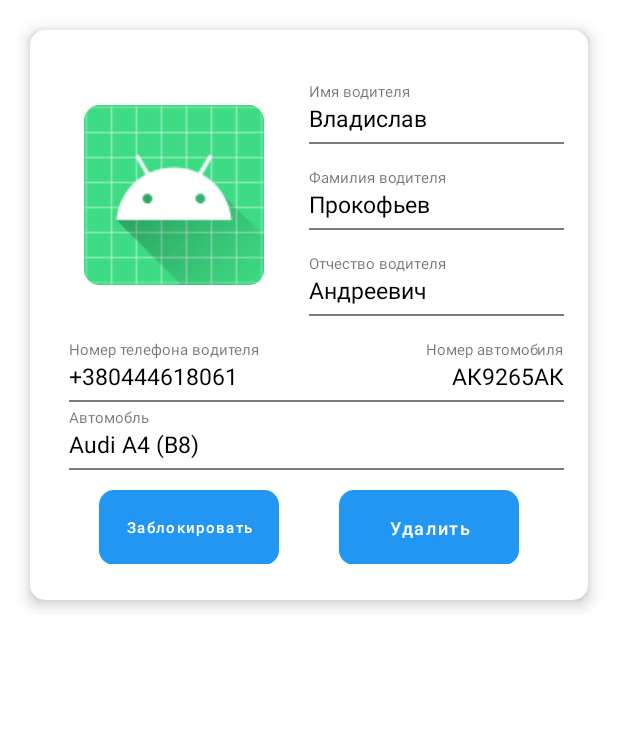
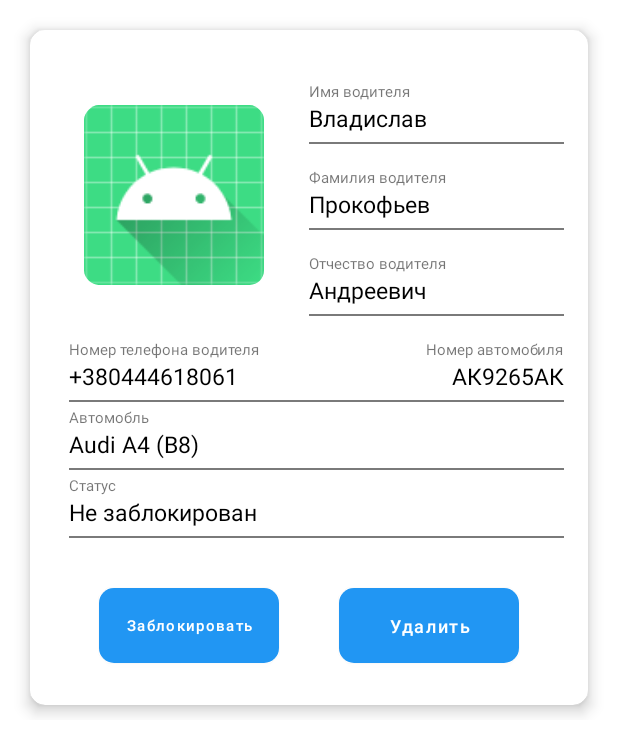
Before and after one commit to IAlwaysCombined/Taxi_app_admin, an Android app: the layout item_driver.xml on its own in the app's theme, with its tools: preview values and no code run, on a phone screen of 412 x 824 dp. Shown: the top 755 px of the screen. Run offline under Robolectric (Android 15) with nearby library versions, the phone set to English and light mode, and no system bars.

```diff
--- a/app/src/main/java/com/example/taxi_app_admin/adapters/OrderCreateAccountDriverAdapter.kt
+++ b/app/src/main/java/com/example/taxi_app_admin/adapters/OrderCreateAccountDriverAdapter.kt
@@ -57,6 +57,7 @@ class OrderCreateAccountDriverAdapter(private var mOrderList: MutableList<Common
             dateMap[PHOTO_DRIVER] = mOrderList[position].photo_driver
             dateMap[PHOTO_LICENSE] = mOrderList[position].photo_licence
             dateMap[CAR] = mOrderList[position].car
+            dateMap[CHILD_BLOC] = UNBLOCK
             dateMap[CAR_NUMBER] = mOrderList[position].car_number
             dateMap[PHONE_NUMBER_DRIVER] = mOrderList[position].phone_number_driver
             REF_DATABASE_ROOT.child(NODE_DRIVERS).child(mOrderList[position].uid).updateChildren(dateMap)
--- a/app/src/main/java/com/example/taxi_app_admin/database/databaseValue.kt
+++ b/app/src/main/java/com/example/taxi_app_admin/database/databaseValue.kt
@@ -30,6 +30,11 @@ const val PHOTO_LICENSE = "photo_license"
 const val PHONE_NUMBER_DRIVER = "phone_number_driver"
 const val UID_DRIVER = "uid"
 const val CHILD_ROLE = "role"
+const val CHILD_BLOC = "bloc"
 
 //Const role
 const val ADMIN_ROLE = "admin"
+
+//Block drivers
+const val BLOCK = "block"
+const val UNBLOCK = "unblock"
--- a/app/src/main/java/com/example/taxi_app_admin/models/CommonModel.kt
+++ b/app/src/main/java/com/example/taxi_app_admin/models/CommonModel.kt
@@ -13,6 +13,9 @@ data class CommonModel (
     val photo_driver: String = "empty",
     val photo_car_driver: String = "",
     val photo_licence: String = "empty",
+    val bloc: String = "",
+
+
 
     val name_user: String = "",
     val last_name_user: String = "",
--- a/app/src/main/res/layout/item_driver.xml
+++ b/app/src/main/res/layout/item_driver.xml
@@ -3,12 +3,12 @@
     xmlns:app="http://schemas.android.com/apk/res-auto"
     xmlns:tools="http://schemas.android.com/tools"
     android:layout_width="match_parent"
-    android:layout_height="410dp">
+    android:layout_height="480dp">
 
     <androidx.cardview.widget.CardView
         style="@style/card_view_style"
         android:layout_width="match_parent"
-        android:layout_height="380dp"
+        android:layout_height="450dp"
         app:layout_constraintTop_toTopOf="parent"
         app:layout_constraintStart_toStartOf="parent"
         app:layout_constraintEnd_toEndOf="parent">
@@ -115,8 +115,9 @@
                 app:layout_constraintTop_toBottomOf="@id/car_number_driver_item_description" />
 
             <View
+                android:id="@+id/view3"
+                style="@style/under_line_view_style"
                 android:layout_width="match_parent"
-                style="@style/under_line_view_style"
                 app:layout_constraintEnd_toEndOf="parent"
                 app:layout_constraintStart_toStartOf="parent"
                 app:layout_constraintTop_toBottomOf="@+id/phone_number_driver_item" />
@@ -142,32 +143,53 @@
                 app:layout_constraintStart_toStartOf="parent"
                 app:layout_constraintTop_toBottomOf="@+id/car_driver_item" />
 
+            <TextView
+                android:id="@+id/block_driver_item_description"
+                style="@style/description_data_text_view_style"
+                android:text="@string/block_driver_item_description_text_view"
+                app:layout_constraintStart_toStartOf="parent"
+                app:layout_constraintTop_toBottomOf="@+id/car_driver_item" />
+
+            <TextView
+                android:id="@+id/block_driver_item"
+                style="@style/data_text_view_style"
+                android:text="Не заблокирован"
+                app:layout_constraintStart_toStartOf="parent"
+                app:layout_constraintTop_toBottomOf="@+id/block_driver_item_description" />
+
+            <View
+                style="@style/under_line_view_style"
+                android:layout_width="match_parent"
+                app:layout_constraintEnd_toEndOf="parent"
+                app:layout_constraintStart_toStartOf="parent"
+                app:layout_constraintTop_toBottomOf="@+id/block_driver_item" />
+
             <LinearLayout
+                android:id="@+id/linearLayout"
                 android:layout_width="match_parent"
-                android:layout_height="0dp"
+                android:layout_height="wrap_content"
                 android:gravity="center"
                 android:layout_marginTop="20dp"
-                app:layout_constraintBottom_toBottomOf="parent"
                 app:layout_constraintEnd_toEndOf="parent"
                 app:layout_constraintStart_toStartOf="parent"
-                app:layout_constraintTop_toBottomOf="@id/car_driver_item">
+                app:layout_constraintTop_toBottomOf="@+id/block_driver_item">
 
                 <Button
                     android:id="@+id/bloc_driver"
                     style="@style/btn_style"
+                    android:layout_width="120dp"
                     android:layout_height="50dp"
-                    android:layout_width="120dp"
+                    android:text="@string/bloc_driver_btn_text_drivers"
                     android:textSize="10sp"
-                    android:text="@string/bloc_driver_btn_text_drivers"
                     tools:ignore="SmallSp" />
 
                 <Button
                     android:id="@+id/delete_driver"
                     style="@style/btn_style"
+                    android:layout_width="120dp"
                     android:layout_height="50dp"
-                    android:layout_width="120dp"
+                    android:text="@string/delete_order_driver_btn_text"
                     android:textSize="12sp"
-                    android:text="@string/delete_order_driver_btn_text"
                     tools:ignore="SmallSp" />
 
             </LinearLayout>
--- a/app/src/main/res/values/strings.xml
+++ b/app/src/main/res/values/strings.xml
@@ -41,4 +41,5 @@
     <string name="auth_email_edt_text">Email</string>
     <string name="auth_password_edt_text">Пароль</string>
     <string name="auth_enter_btn_text">Войти</string>
+    <string name="block_driver_item_description_text_view">Статус</string>
 </resources>
```
Also changed, not shown: app/src/main/java/com/example/taxi_app_admin/adapters/DriverDataAdapter.kt (+4 -11 lines).
